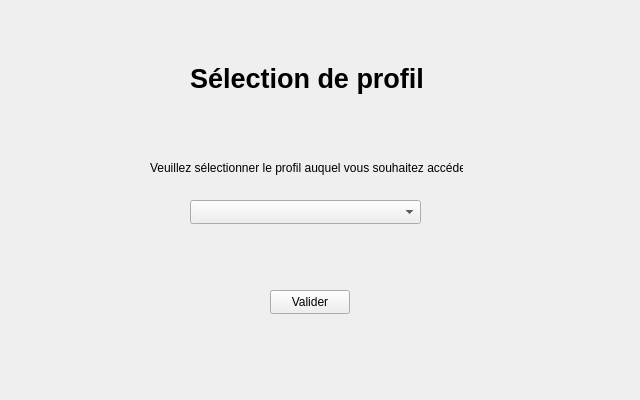
doriangilbert/VisualiseurBDDQt, file VisualiseurBDD/SelectProfile.ui: the form before one commit.
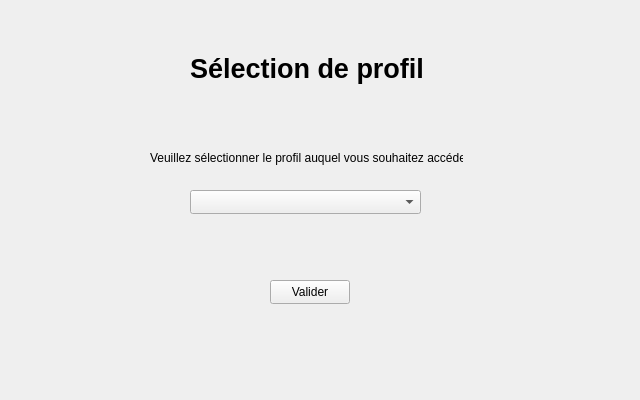
The form after the commit.

```diff
--- a/VisualiseurBDD/SelectProfile.ui
+++ b/VisualiseurBDD/SelectProfile.ui
@@ -1,7 +1,7 @@
 <?xml version="1.0" encoding="UTF-8"?>
 <ui version="4.0">
  <class>SelectProfile</class>
- <widget class="QMainWindow" name="SelectProfile">
+ <widget class="QWidget" name="SelectProfile">
   <property name="geometry">
    <rect>
     <x>0</x>
@@ -13,12 +13,24 @@
   <property name="windowTitle">
    <string>MainWindow</string>
   </property>
-  <widget class="QWidget" name="centralwidget">
+  <widget class="QComboBox" name="comboBox">
+   <property name="geometry">
+    <rect>
+     <x>190</x>
+     <y>190</y>
+     <width>231</width>
+     <height>24</height>
+    </rect>
+   </property>
+   <property name="placeholderText">
+    <string>Sélectionner un profil</string>
+   </property>
+  </widget>
    <widget class="QLabel" name="label">
     <property name="geometry">
      <rect>
       <x>190</x>
-      <y>60</y>
+     <y>50</y>
       <width>235</width>
       <height>36</height>
      </rect>
@@ -33,24 +45,24 @@
      <string>Sélection de profil</string>
     </property>
    </widget>
-   <widget class="QComboBox" name="comboBox">
+  <widget class="QPushButton" name="pushButton">
     <property name="geometry">
      <rect>
-      <x>190</x>
-      <y>200</y>
-      <width>231</width>
+     <x>270</x>
+     <y>280</y>
+     <width>80</width>
       <height>24</height>
      </rect>
     </property>
-    <property name="placeholderText">
-     <string>Sélectionner un profil</string>
+   <property name="text">
+    <string>Valider</string>
     </property>
    </widget>
    <widget class="QLabel" name="label_2">
     <property name="geometry">
      <rect>
       <x>150</x>
-      <y>160</y>
+     <y>150</y>
       <width>313</width>
       <height>16</height>
      </rect>
@@ -58,20 +70,6 @@
     <property name="text">
      <string>Veuillez sélectionner le profil auquel vous souhaitez accéder</string>
     </property>
-   </widget>
-   <widget class="QPushButton" name="pushButton">
-    <property name="geometry">
-     <rect>
-      <x>270</x>
-      <y>290</y>
-      <width>80</width>
-      <height>24</height>
-     </rect>
-    </property>
-    <property name="text">
-     <string>Valider</string>
-    </property>
-   </widget>
   </widget>
  </widget>
  <resources/>
```
Left out of the diff: 2 changed lines with no effect on the pictures. Lines whose indentation alone changed are shown as unchanged.
